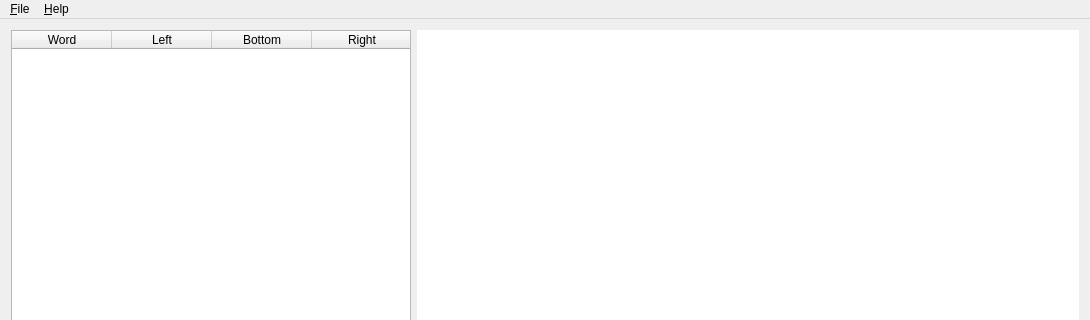
Before: the Qt Designer form boxeditor.ui in jslhs/boxeditor, drawn with Qt 5; both pictures show x 0 to 1090 and y 0 to 320 of the 1090 by 572 pixel window.
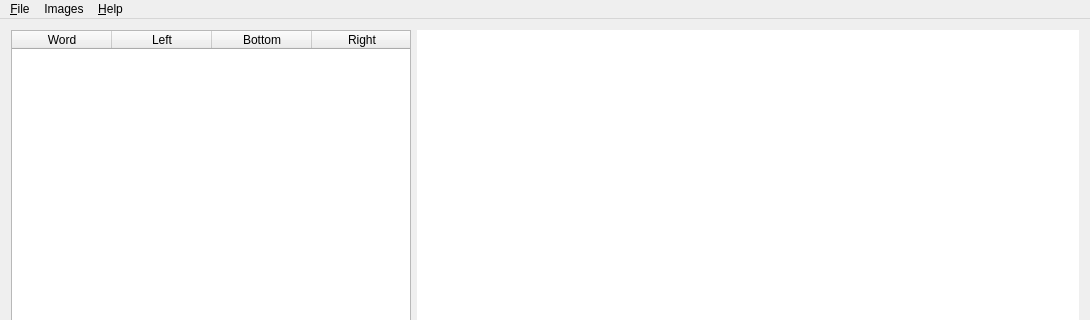
After: the same form once the commit is applied.

Commit message: folder d & d, image list

Patch:
```diff
--- a/boxeditor.ui
+++ b/boxeditor.ui
@@ -106,7 +106,13 @@
     </property>
     <addaction name="action_About"/>
    </widget>
+   <widget class="QMenu" name="menuImages">
+    <property name="title">
+     <string>Images</string>
+    </property>
+   </widget>
    <addaction name="menu_File"/>
+   <addaction name="menuImages"/>
    <addaction name="menu_Help"/>
   </widget>
   <action name="actionOpen">
```
Left out of the diff: 14 changed lines with no effect on the pictures. The commit also changes 4 other files.
